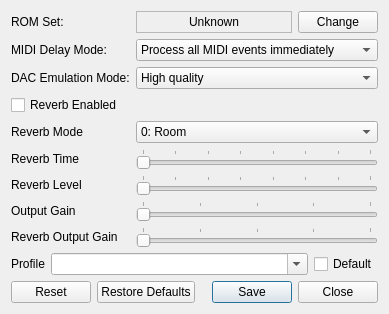
First picture: the form in mt32emu_qt/src/SynthPropertiesDialog.ui, repository Stino/munt, before the edit.
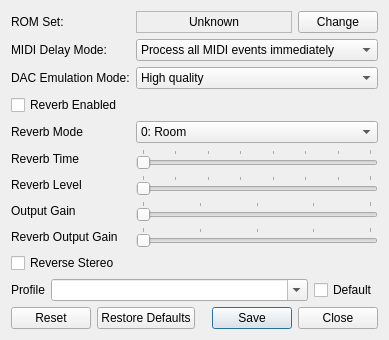
Second picture: the form after the edit.

Commit message: - Reverse stereo option is now supported by the GUI app

What changed in the file:
```diff
--- a/mt32emu_qt/src/SynthPropertiesDialog.ui
+++ b/mt32emu_qt/src/SynthPropertiesDialog.ui
@@ -261,6 +261,16 @@
        </item>
       </widget>
      </item>
+     <item row="9" column="0">
+      <widget class="QCheckBox" name="reverseStereoCheckBox">
+       <property name="text">
+        <string>Reverse Stereo</string>
+       </property>
+       <property name="tristate">
+        <bool>false</bool>
+       </property>
+      </widget>
+     </item>
     </layout>
    </item>
    <item>
```
Left out of the diff: 1 changed line with no effect on the pictures. The commit also changes 8 other files.
